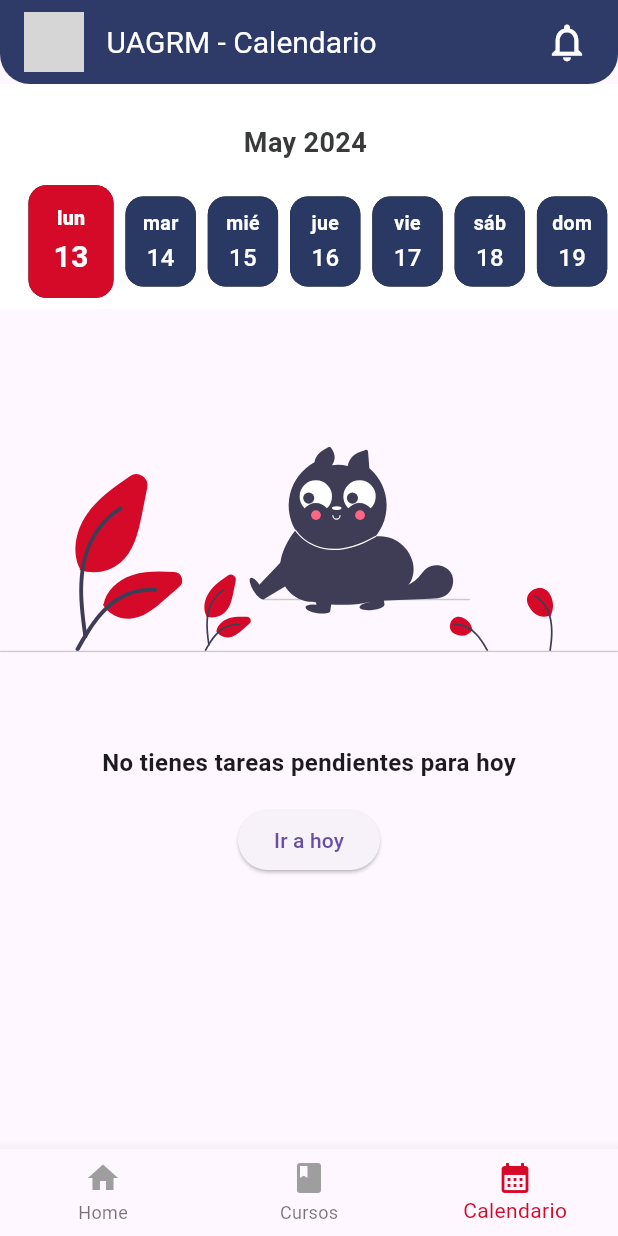
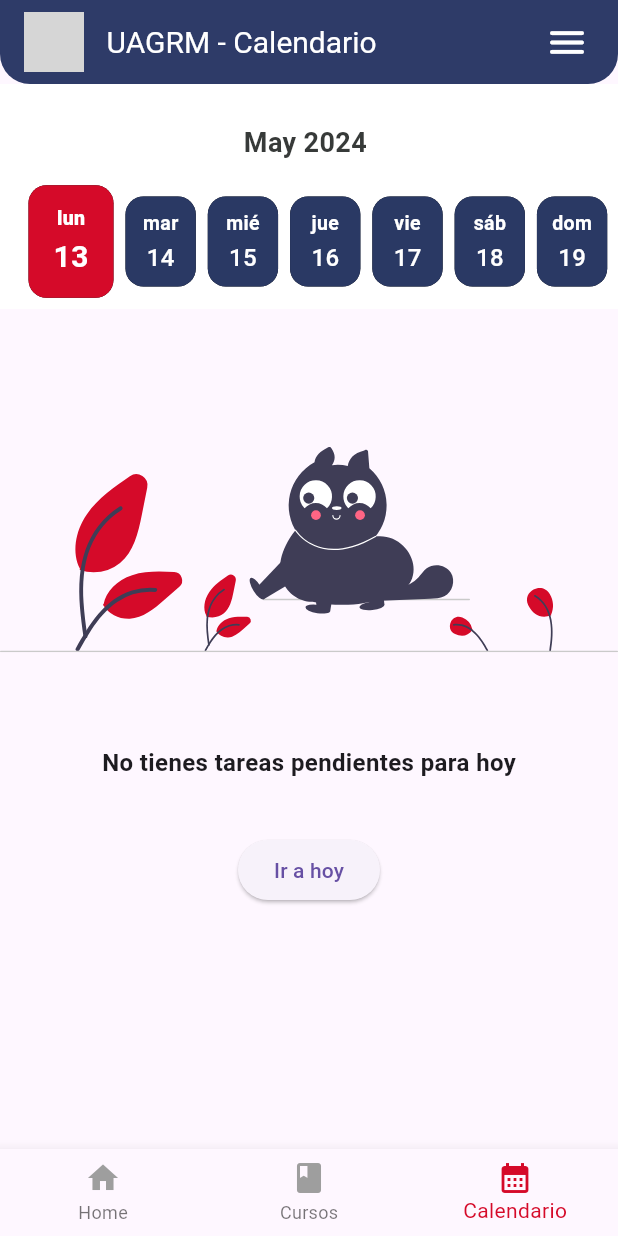
Before and after one commit to AleNHF/app-moodle-u, a Flutter app: the screen it shows after launch, item 3 of the bottom bar chosen, after a tap on "Ir a hoy", on a phone screen of 412 x 824 dp. Run offline on Flutter 3.47's test engine with Material 3 defaults, Android fonts, the phone set to English and light mode, and no system bars; drawn by our look-alikes of scrollable_positioned_list; our stand-ins replace flutter_svg; network calls fail; grey boxes are pictures that could not be loaded.

Commit message:
add menu in appbar, fix width in card

```diff
--- a/lib/views/calendar/utils/calendar_widget.dart
+++ b/lib/views/calendar/utils/calendar_widget.dart
@@ -59,11 +59,14 @@ class _CalendarWidgetState extends State<CalendarWidget> {
         ),
         AssigmentWidget(
             assigments: widget.events, selectedDate: _selectedDateNotAppBBar),
-        ElevatedButton(
-          onPressed: () {
-            _firstController.goToDay(DateTime.now());
-          },
-          child: const Text("Ir a hoy"),
+        Padding(
+          padding: const EdgeInsets.all(20.0),
+          child: ElevatedButton(
+            onPressed: () {
+              _firstController.goToDay(DateTime.now());
+            },
+            child: const Text("Ir a hoy"),
+          ),
         ),
       ],
     );
--- a/lib/views/home/utils/calendar_event_card.dart
+++ b/lib/views/home/utils/calendar_event_card.dart
@@ -11,7 +11,6 @@ class CalendarEventCard extends StatelessWidget {
   @override
   Widget build(BuildContext context) {
     return SizedBox(
-
         child: BaseCard(
             title: 'Línea de Tiempo',
             child: SizedBox(
--- a/lib/views/home/utils/course_carousel.dart
+++ b/lib/views/home/utils/course_carousel.dart
@@ -12,6 +12,7 @@ class CourseCarousel extends StatelessWidget {
   Widget build(BuildContext context) {
     return SizedBox(
         height: 235,
+        width: double.infinity,
         child: BaseCard(
             title: 'Mis Cursos',
             child: SizedBox(
--- a/lib/widgets/cards/empty_card.dart
+++ b/lib/widgets/cards/empty_card.dart
@@ -12,7 +12,7 @@ class EmptyCard extends StatelessWidget {
   Widget build(BuildContext context) {
     return  SizedBox(
         height: 240,
-        width: 380,
+        width: double.infinity,
         child: Card(
           color: Colors.white,
           shape: RoundedRectangleBorder(
--- a/lib/widgets/navbar/app_bar.dart
+++ b/lib/widgets/navbar/app_bar.dart
@@ -29,7 +29,7 @@ class CustomAppBar extends StatelessWidget implements PreferredSizeWidget {
           padding: EdgeInsets.only(right: 10),
           child: IconButton(
               icon: Icon(
-                Icons.notifications_outlined,
+                Icons.menu_rounded,
                 color: AppColors.bgPrimaryColor,
                 size: 30,
               ),
```
Also changed, not shown: 1 other file.
